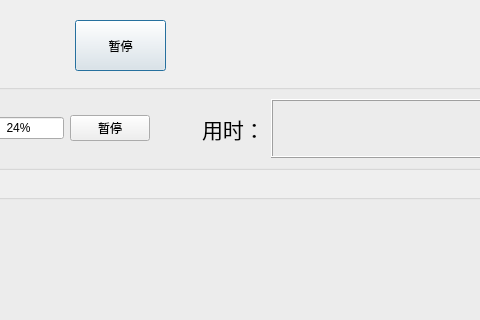
Qt form play.ui (YTGhost/LLK) before a commit; both pictures show x 475 to 955 and y 0 to 320 of the 1200 by 800 pixel window.
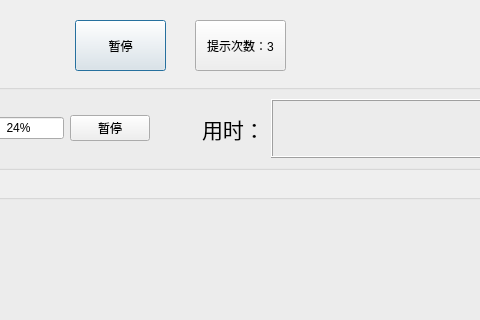
The same form after that commit.

Diff of the .ui file:
```diff
--- a/play.ui
+++ b/play.ui
@@ -226,6 +226,19 @@
     </item>
    </layout>
   </widget>
+  <widget class="QPushButton" name="remind">
+   <property name="geometry">
+    <rect>
+     <x>670</x>
+     <y>20</y>
+     <width>91</width>
+     <height>51</height>
+    </rect>
+   </property>
+   <property name="text">
+    <string>提示次数：3</string>
+   </property>
+  </widget>
  </widget>
  <resources/>
  <connections/>
```
